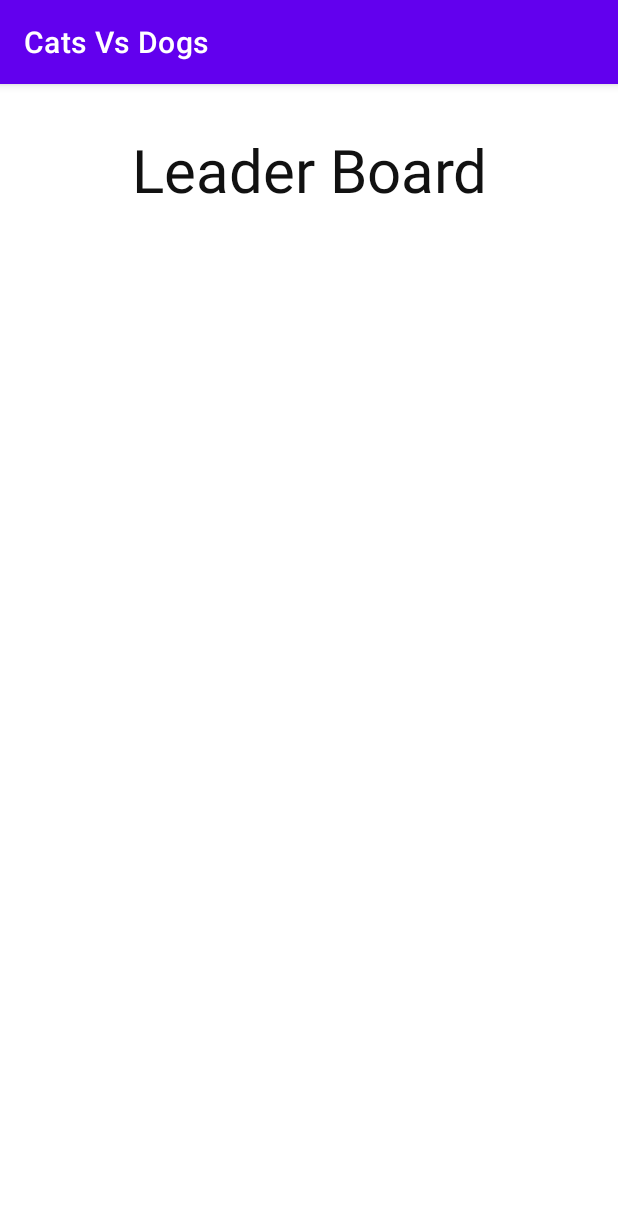
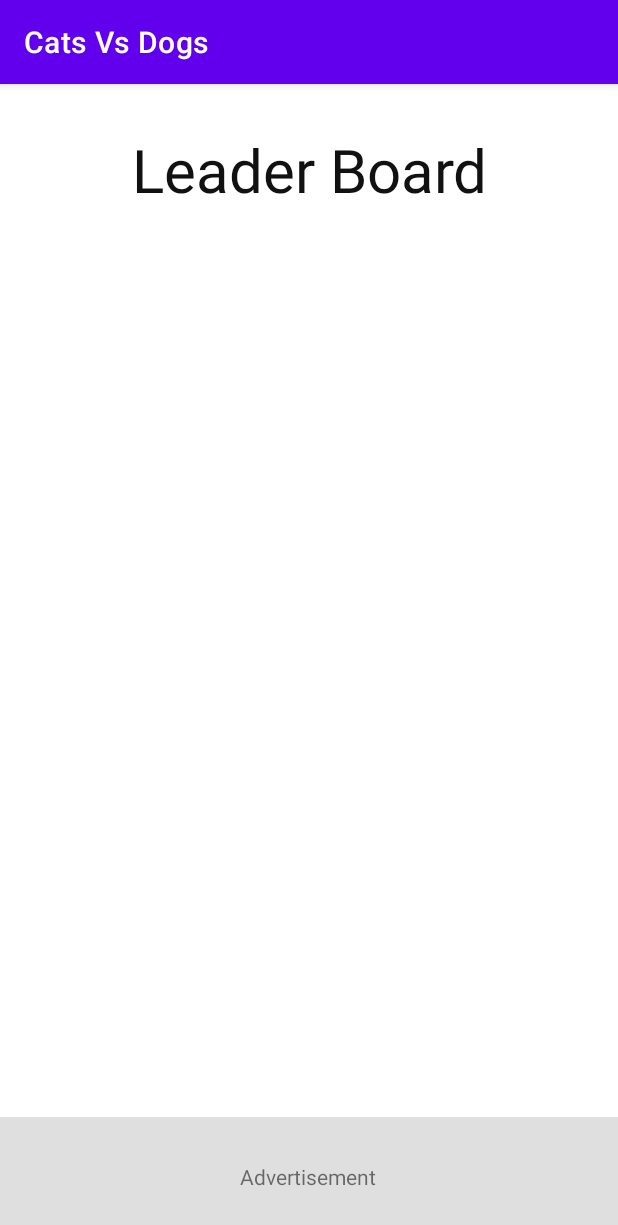
Before and after one commit to devAlexanderKonopelko/CatsVSDogs, an Android app: the HistoryActivity screen opened directly, with no data from a screen before it, on a phone screen of 412 x 824 dp. Shown: the top 1225 px of the screen. Run offline under Robolectric (Android 15) with nearby library versions, the phone set to English and light mode, and no system bars.

Commit message:
Functionality Additions and Fixes #2
Added 2 advertisement banners
Fixed the issue when history activity opens after clicking on history list item

```diff
--- a/app/src/main/java/com/example/catsvsdogs/HistoryActivity.kt
+++ b/app/src/main/java/com/example/catsvsdogs/HistoryActivity.kt
@@ -17,11 +17,12 @@ class HistoryActivity : AppCompatActivity() {
             ArrayAdapter<String>(this, R.layout.history_item, DataStorage.instance.getHistoryList())
         listViewWidget.adapter = adapter
 
-        listViewWidget.onItemClickListener =
-            AdapterView.OnItemClickListener { parent, view, position, id ->
-                val intent = Intent(view?.context, HistoryActivity::class.java)
-                intent.putExtra("NAME", parent?.getItemAtPosition(position).toString())
-                startActivity(intent)
-            }
+        // открывает ту же активити ещё раз без изменений.
+//        listViewWidget.onItemClickListener =
+//            AdapterView.OnItemClickListener { parent, view, position, id ->
+//                val intent = Intent(view?.context, HistoryActivity::class.java)
+//                intent.putExtra("NAME", parent?.getItemAtPosition(position).toString())
+//                startActivity(intent)
+//            }
     }
 }
--- a/app/src/main/res/layout/activity_history.xml
+++ b/app/src/main/res/layout/activity_history.xml
@@ -24,4 +24,18 @@
         android:layout_margin="20dp"
         app:layout_constraintTop_toBottomOf="@+id/titleFinish" />
 
+    <RelativeLayout
+        android:id="@+id/advertContainerFinish"
+        android:layout_width="match_parent"
+        android:layout_height="wrap_content"
+        app:layout_constraintBottom_toBottomOf="parent"
+        android:background="#20000000">
+        <TextView
+            android:layout_width="wrap_content"
+            android:layout_height="wrap_content"
+            android:layout_centerHorizontal="true"
+            android:text="Advertisement"
+            android:layout_margin="30dp"/>
+    </RelativeLayout>
+
 </androidx.constraintlayout.widget.ConstraintLayout>
```
Also changed, not shown: app/src/main/res/layout/activity_main.xml (+18 -3 lines).
